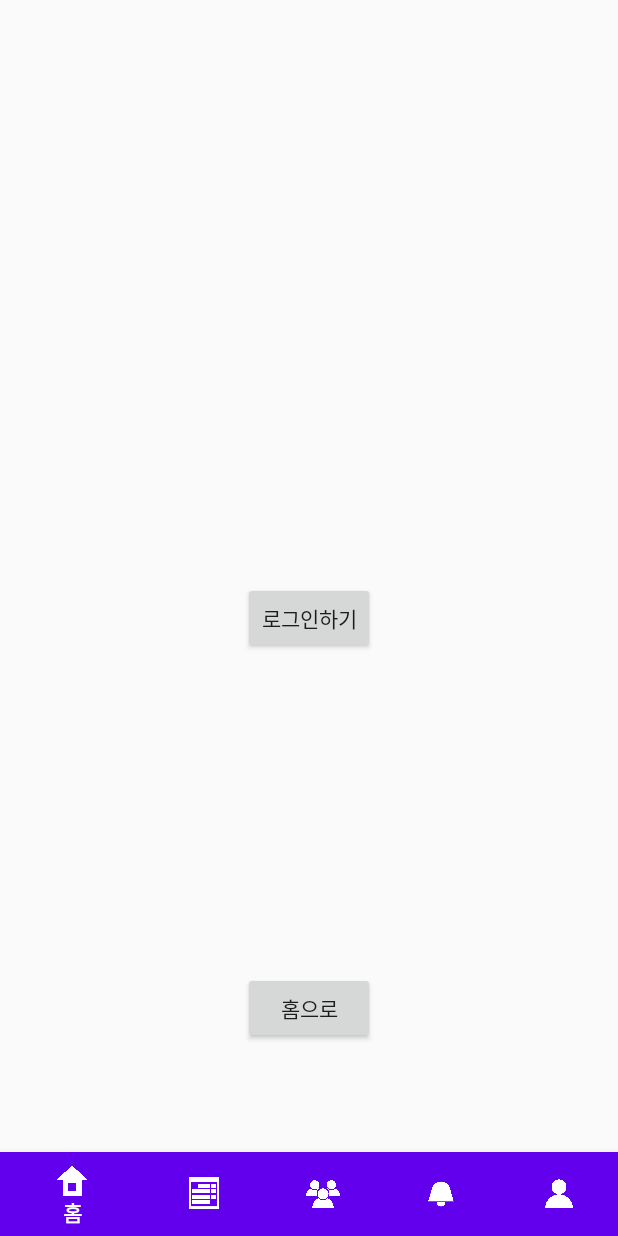
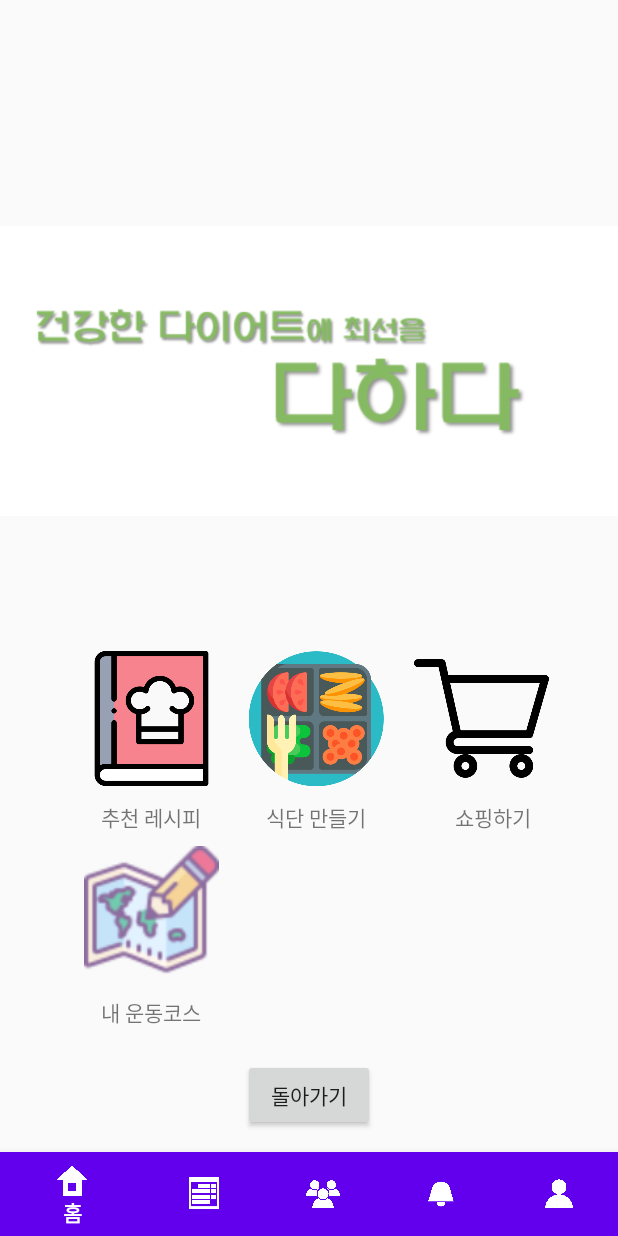
Before and after one commit to NaDaPuPu/Dahada, an Android app: the screen it shows after launch (MainActivity), on a phone screen of 412 x 824 dp. Run offline under Robolectric (Android 15) with nearby library versions, the phone set to English and light mode, and no system bars.

Commit message:
Edit Bottom Bar, Change Main Activity, Delete Home_DaeGeun

```diff
--- a/dahada/app/src/main/AndroidManifest.xml
+++ b/dahada/app/src/main/AndroidManifest.xml
@@ -9,7 +9,7 @@
         android:roundIcon="@mipmap/ic_launcher_round"
         android:supportsRtl="true"
         android:theme="@style/Theme.AppCompat.Light.NoActionBar">
-        <activity android:name=".Home_DaeGeun"></activity>
+        <activity android:name=".data.bottombar.Home_DaeGeun"></activity>
         <activity android:name=".HomeActivity" />
         <activity
             android:name=".data.login.LoginActivity"
--- a/dahada/app/src/main/java/com/d2w/dahada/MainActivity.java
+++ b/dahada/app/src/main/java/com/d2w/dahada/MainActivity.java
@@ -2,11 +2,8 @@ package com.d2w.dahada;
 
 import androidx.appcompat.app.AppCompatActivity;
 
-import android.content.Intent;
 import android.os.Bundle;
-import android.text.Layout;
 import android.view.View;
-import android.widget.Button;
 import android.view.MenuItem;
 import android.widget.Toast;
 
@@ -16,7 +13,6 @@ import com.d2w.dahada.data.bottombar.Calender;
 import com.d2w.dahada.data.bottombar.Community;
 import com.d2w.dahada.data.bottombar.Mypage;
 import com.d2w.dahada.data.bottombar.Notice;
-import com.d2w.dahada.data.login.LoginActivity;
 
 import com.google.android.material.bottomnavigation.BottomNavigationView;
 
@@ -47,6 +43,7 @@ public class MainActivity extends AppCompatActivity {
                     case R.id.tab1:
                         Toast.makeText(getApplicationContext(), "홈", Toast.LENGTH_LONG).show();
                         findViewById(R.id.container).setVisibility(View.INVISIBLE);
+                        findViewById(R.id.main_Layout).setVisibility(View.VISIBLE);
                         return true;
 
                     case R.id.tab2:
@@ -54,6 +51,7 @@ public class MainActivity extends AppCompatActivity {
                         getSupportFragmentManager().beginTransaction().replace(R.id.container, calender).commit();
                         getSupportFragmentManager().beginTransaction().commit();
                         findViewById(R.id.container).setVisibility(View.VISIBLE);
+                        findViewById(R.id.main_Layout).setVisibility(View.INVISIBLE);
                         return true;
 
                     case R.id.tab3:
@@ -61,6 +59,7 @@ public class MainActivity extends AppCompatActivity {
                         getSupportFragmentManager().beginTransaction().replace(R.id.container, community).commit();
                         getSupportFragmentManager().beginTransaction().commit();
                         findViewById(R.id.container).setVisibility(View.VISIBLE);
+                        findViewById(R.id.main_Layout).setVisibility(View.INVISIBLE);
                         return true;
 
                     case R.id.tab4:
@@ -68,6 +67,7 @@ public class MainActivity extends AppCompatActivity {
                         getSupportFragmentManager().beginTransaction().replace(R.id.container, notice).commit();
                         getSupportFragmentManager().beginTransaction().commit();
                         findViewById(R.id.container).setVisibility(View.VISIBLE);
+                        findViewById(R.id.main_Layout).setVisibility(View.INVISIBLE);
                         return true;
 
                     case R.id.tab5:
@@ -75,30 +75,11 @@ public class MainActivity extends AppCompatActivity {
                         getSupportFragmentManager().beginTransaction().replace(R.id.container, mypage).commit();
                         getSupportFragmentManager().beginTransaction().commit();
                         findViewById(R.id.container).setVisibility(View.VISIBLE);
+                        findViewById(R.id.main_Layout).setVisibility(View.INVISIBLE);
                         return true;
                 }
                 return false;
             }
         });
-//캘린더부분
-        Button button = (Button) findViewById(R.id.toLogin);
-        button.setOnClickListener(new View.OnClickListener() {
-            @Override
-            public void onClick(View v) {
-                Intent intent = new Intent(getApplicationContext(), LoginActivity.class);
-                startActivity(intent);
-            }
-        });
-
-        Button button1 = findViewById(R.id.toHome);
-        button1.setOnClickListener(new View.OnClickListener()
-        {
-            @Override
-            public void onClick(View v)
-            {
-                Intent intent = new Intent(getApplicationContext(), Home_DaeGeun.class);
-                startActivity(intent);
-            }
-        });
     }
 }
--- a/dahada/app/src/main/res/layout/activity_main.xml
+++ b/dahada/app/src/main/res/layout/activity_main.xml
@@ -5,25 +5,6 @@
     android:layout_width="match_parent"
     android:layout_height="match_parent"
     tools:context=".MainActivity">
-
-    <Button
-        android:id="@+id/toLogin"
-        android:layout_width="wrap_content"
-        android:layout_height="wrap_content"
-        android:text="로그인하기"
-        app:layout_constraintBottom_toBottomOf="parent"
-        app:layout_constraintLeft_toLeftOf="parent"
-        app:layout_constraintRight_toRightOf="parent"
-        app:layout_constraintTop_toTopOf="parent" />
-
-
-    <FrameLayout
-        android:id="@+id/container"
-        android:layout_width="match_parent"
-        android:layout_height="match_parent"
-        android:visibility="visible"
-        app:layout_behavior="@string/appbar_scrolling_view_behavior"></FrameLayout>
-
 
     <com.google.android.material.bottomnavigation.BottomNavigationView
         android:id="@+id/bottom_navigation"
@@ -33,20 +14,143 @@
         app:itemIconTint="@color/cardview_light_background"
         app:itemTextColor="@color/design_default_color_background"
         app:layout_constraintBottom_toBottomOf="parent"
-        app:layout_constraintLeft_toLeftOf="parent"
-        app:layout_constraintRight_toRightOf="parent"
+        app:layout_constraintEnd_toEndOf="parent"
+        app:layout_constraintStart_toStartOf="parent"
         app:menu="@menu/menu_bottom" />
+
+    <FrameLayout
+        android:id="@+id/container"
+        android:layout_width="match_parent"
+        android:layout_height="match_parent"
+        android:visibility="invisible">
+
+    </FrameLayout>
+
+    <androidx.constraintlayout.widget.ConstraintLayout
+        android:id="@+id/main_Layout"
+        android:layout_width="match_parent"
+        android:layout_height="match_parent"
+        android:visibility="visible">
+
+
+        <ImageView
+            android:id="@+id/imageView3"
+            android:layout_width="wrap_content"
+            android:layout_height="wrap_content"
+            android:layout_marginTop="70dp"
+            android:layout_marginBottom="9dp"
+            app:layout_constraintBottom_toTopOf="@id/button_recipe"
+            app:layout_constraintStart_toStartOf="parent"
+            app:layout_constraintTop_toTopOf="parent"
+
+            app:srcCompat="@drawable/_" />
+
+        <Button
+            android:id="@+id/button_recipe"
+            android:layout_width="90dp"
+            android:layout_height="90dp"
+            android:layout_marginStart="56dp"
+            android:layout_marginLeft="56dp"
+            android:layout_marginBottom="300dp"
+            android:background="@drawable/recipe"
+            app:layout_constraintBottom_toBottomOf="parent"
+            app:layout_constraintRight_toLeftOf="@+id/button_diet"
+            app:layout_constraintStart_toStartOf="@+id/imageView3"></Button>
+
+        <Button
+            android:id="@+id/button_diet"
+            android:layout_width="90dp"
+            android:layout_height="90dp"
+            android:layout_marginStart="166dp"
+            android:layout_marginLeft="100dp"
+            android:layout_marginBottom="300dp"
+            android:background="@drawable/lunch"
+            app:layout_constraintBottom_toBottomOf="parent"
+            app:layout_constraintLeft_toRightOf="@+id/button_recipe"
+            app:layout_constraintStart_toStartOf="@+id/imageView3" />
+
+        <Button
+            android:id="@+id/button_shopping"
+            android:layout_width="90dp"
+            android:layout_height="90dp"
+            android:layout_marginStart="276dp"
+            android:layout_marginLeft="300dp"
+            android:layout_marginBottom="300dp"
+            android:background="@drawable/supermarket"
+            app:layout_constraintBottom_toBottomOf="parent"
+            app:layout_constraintLeft_toRightOf="@+id/button_diet"
+            app:layout_constraintStart_toStartOf="@+id/imageView3" />
 
 
         <Button
-        android:id="@+id/toHome"
+            android:id="@+id/button_exercisemap"
+            android:layout_width="90dp"
+            android:layout_height="90dp"
+            android:layout_marginStart="56dp"
+            android:layout_marginLeft="56dp"
+            android:layout_marginBottom="170dp"
+            android:background="@drawable/exercisemap"
+            app:layout_constraintBottom_toBottomOf="parent"
+            app:layout_constraintRight_toLeftOf="@+id/button_diet"
+            app:layout_constraintStart_toStartOf="@+id/imageView3" />
+
+        <Button
+            android:id="@+id/button__LoginPage"
             android:layout_width="wrap_content"
             android:layout_height="wrap_content"
-        android:layout_marginBottom="128dp"
-        android:text="홈으로"
+            android:layout_marginBottom="70dp"
+            android:text="돌아가기"
             app:layout_constraintBottom_toBottomOf="parent"
             app:layout_constraintEnd_toEndOf="parent"
             app:layout_constraintStart_toStartOf="parent" />
 
 
+        <TextView
+            android:id="@+id/textView_recipe"
+            android:layout_width="wrap_content"
+            android:layout_height="wrap_content"
+            android:layout_marginTop="10dp"
+            android:layout_marginEnd="12dp"
+            android:layout_marginRight="12dp"
+            android:text="추천 레시피"
+            app:layout_constraintEnd_toEndOf="@+id/button_recipe"
+            app:layout_constraintTop_toBottomOf="@+id/button_recipe" />
+
+        <TextView
+            android:id="@+id/textView_diet"
+            android:layout_width="wrap_content"
+            android:layout_height="wrap_content"
+            android:layout_marginTop="10dp"
+            android:layout_marginEnd="12dp"
+            android:layout_marginRight="12dp"
+            android:text="식단 만들기"
+            app:layout_constraintEnd_toEndOf="@+id/button_diet"
+            app:layout_constraintTop_toBottomOf="@+id/button_diet" />
+
+        <TextView
+            android:id="@+id/textView_shopping"
+            android:layout_width="wrap_content"
+            android:layout_height="wrap_content"
+            android:layout_marginTop="10dp"
+            android:layout_marginEnd="12dp"
+            android:layout_marginRight="12dp"
+            android:text="쇼핑하기"
+            app:layout_constraintEnd_toEndOf="@id/button_shopping"
+            app:layout_constraintTop_toBottomOf="@id/button_shopping" />
+
+        <TextView
+            android:id="@+id/textView_exercisemap"
+            android:layout_width="wrap_content"
+            android:layout_height="wrap_content"
+            android:layout_marginTop="10dp"
+            android:layout_marginEnd="12dp"
+            android:layout_marginRight="12dp"
+            android:text="내 운동코스"
+            app:layout_constraintEnd_toEndOf="@id/button_exercisemap"
+            app:layout_constraintTop_toBottomOf="@id/button_exercisemap" />
+
+
     </androidx.constraintlayout.widget.ConstraintLayout>
+
+
+</androidx.constraintlayout.widget.ConstraintLayout>
```
Also changed, not shown: dahada/app/src/main/java/com/d2w/dahada/Home_DaeGeun.java (deleted, +0 -29 lines), dahada/app/src/main/res/layout/activity_home__dae_geun.xml (deleted, +0 -127 lines), dahada/app/src/main/res/layout/calender.xml (+14 -3 lines). Lines whose indentation alone changed are shown as unchanged.
